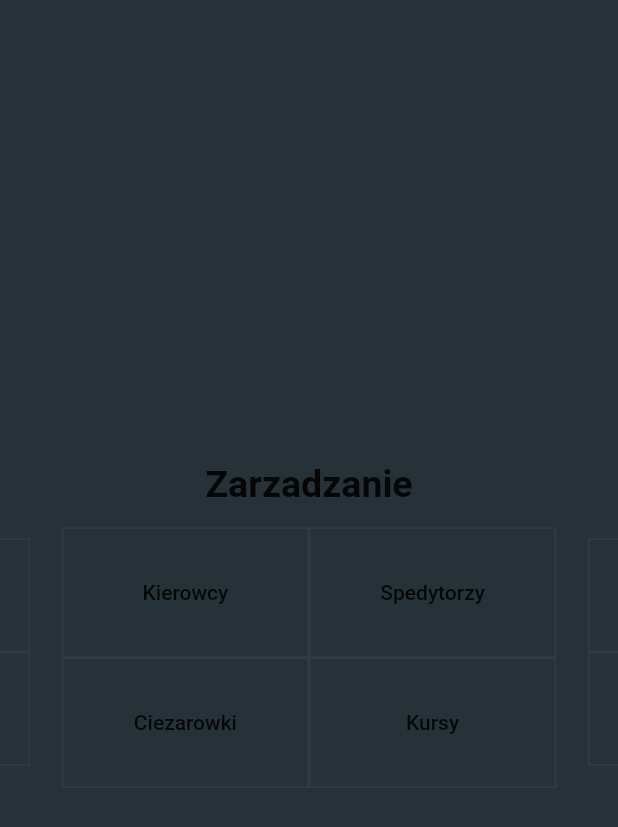
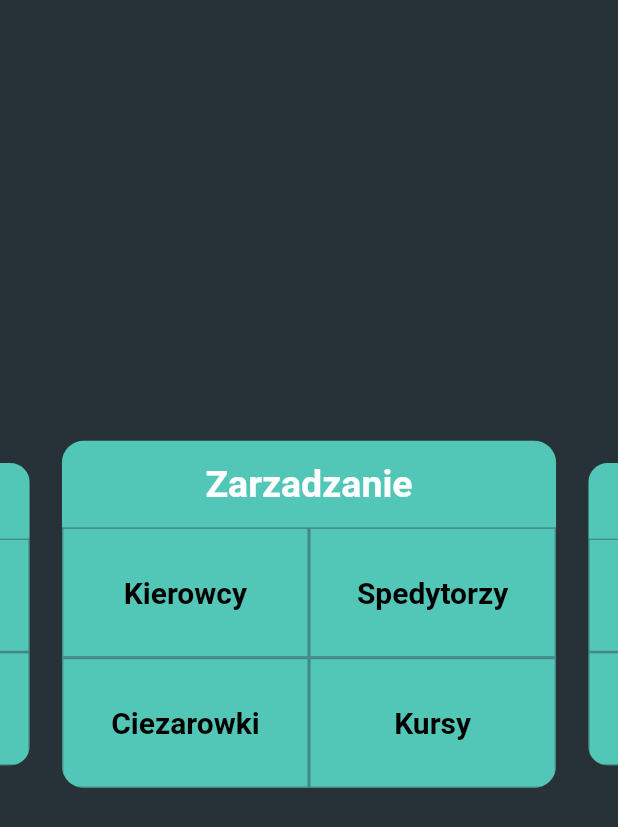
Before and after one commit to Eyzo280/TruckManagement_APP, a Flutter app: the TopBodyCompanyMain widget shown alone on an empty page, opened directly with empty values, on a phone screen of 412 x 824 dp. Shown: the top 827 px of the screen. Run offline on Flutter 3.47's test engine with Material 2 defaults, Android fonts, the phone set to English and light mode, and no system bars; our stand-ins replace cached_network_image, cloud_firestore, cloud_functions, firebase_auth, firebase_core, firebase_storage and 5 more; accounts and stored records are empty.

Commit message:
Update UI companyPage

```diff
--- a/lib/widgets/userPage/company/main_Company/topBody.dart
+++ b/lib/widgets/userPage/company/main_Company/topBody.dart
@@ -28,7 +28,10 @@ class TopBodyCompanyMain extends StatelessWidget {
           },
           child: Text(
             name,
-            style: TextStyle(color: Theme.of(context).textTheme.button.color),
+            style: Theme.of(context)
+                .textTheme
+                .bodyText1
+                .copyWith(color: Colors.black),
           ),
         ),
       ),
@@ -39,7 +42,10 @@ class TopBodyCompanyMain extends StatelessWidget {
   Widget build(BuildContext context) {
     List topBodyWidgets = [
       // Management
-      Container(
+      ClipRRect(
+        borderRadius: BorderRadius.all(Radius.circular(15)),
+        child: Container(
+          color: Theme.of(context).accentColor,
           width: double.infinity,
           child: Column(
             children: <Widget>[
@@ -49,9 +55,9 @@ class TopBodyCompanyMain extends StatelessWidget {
                 child: Center(
                   child: Text(
                     'Zarzadzanie',
-                  style: TextStyle(
+                    style: Theme.of(context).textTheme.bodyText1.copyWith(
+                          color: Colors.white,
                           fontSize: 25,
-                    fontWeight: FontWeight.bold,
                         ),
                   ),
                 ),
@@ -101,8 +107,12 @@ class TopBodyCompanyMain extends StatelessWidget {
             ],
           ),
         ),
+      ),
       // Stats
-      Container(
+      ClipRRect(
+        borderRadius: BorderRadius.all(Radius.circular(15)),
+        child: Container(
+          color: Theme.of(context).accentColor,
           width: double.infinity,
           child: Column(
             children: <Widget>[
@@ -112,9 +122,9 @@ class TopBodyCompanyMain extends StatelessWidget {
                 child: Center(
                   child: Text(
                     'Statystyki',
-                  style: TextStyle(
+                    style: Theme.of(context).textTheme.bodyText1.copyWith(
+                          color: Colors.white,
                           fontSize: 25,
-                    fontWeight: FontWeight.bold,
                         ),
                   ),
                 ),
@@ -164,8 +174,12 @@ class TopBodyCompanyMain extends StatelessWidget {
             ],
           ),
         ),
+      ),
       // Chart
-      Container(
+      ClipRRect(
+        borderRadius: BorderRadius.all(Radius.circular(15)),
+        child: Container(
+          color: Theme.of(context).accentColor,
           width: double.infinity,
           child: Column(
             children: <Widget>[
@@ -175,9 +189,9 @@ class TopBodyCompanyMain extends StatelessWidget {
                 child: Center(
                   child: Text(
                     'Wykresy',
-                  style: TextStyle(
+                    style: Theme.of(context).textTheme.bodyText1.copyWith(
+                          color: Colors.white,
                           fontSize: 25,
-                    fontWeight: FontWeight.bold,
                         ),
                   ),
                 ),
@@ -227,6 +241,7 @@ class TopBodyCompanyMain extends StatelessWidget {
             ],
           ),
         ),
+      ),
     ];
 
     Widget chartSlider = CarouselSlider.builder(
```
Also changed, not shown: lib/widgets/userPage/company/main_Company/Company_page.dart (+1 -24 lines), lib/widgets/userPage/company/main_Company/lastTracks.dart (+9 -16 lines). Lines whose indentation alone changed are shown as unchanged.
